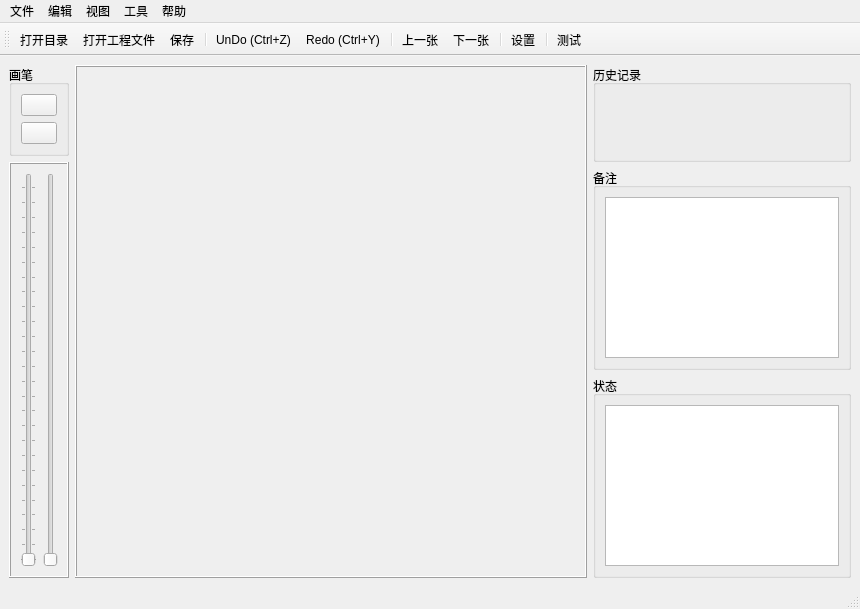
Before: the Qt Designer form src/MaskGenerator.ui in shih325/MaskGenerator, drawn with Qt 5.
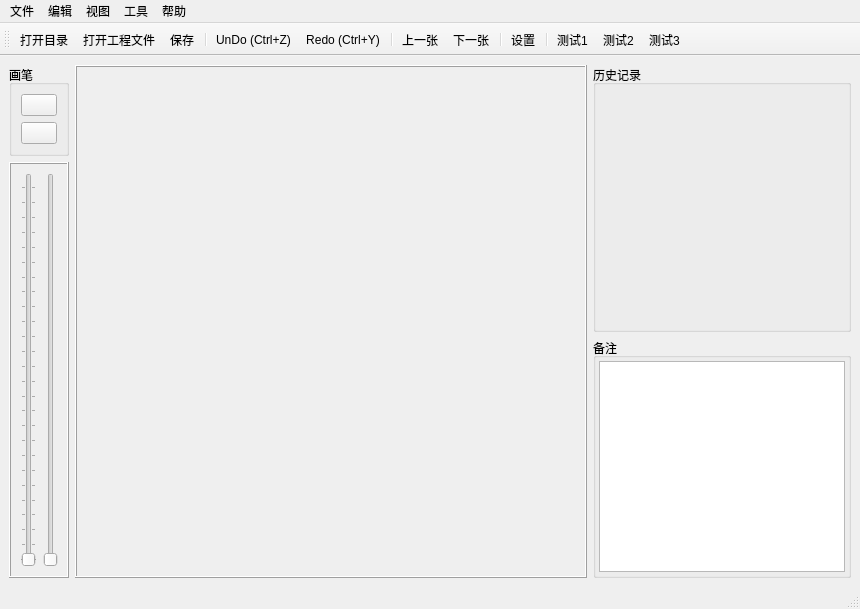
After: the same form once the commit is applied. Icons and pictures are not drawn.

Commit message: history view working

Diff of the .ui file:
```diff
--- a/src/MaskGenerator.ui
+++ b/src/MaskGenerator.ui
@@ -55,39 +55,6 @@
       </layout>
      </widget>
     </item>
-    <item row="0" column="2" rowspan="2">
-     <widget class="QGroupBox" name="groupBox_history">
-      <property name="maximumSize">
-       <size>
-        <width>420</width>
-        <height>16777215</height>
-       </size>
-      </property>
-      <property name="title">
-       <string>历史记录</string>
-      </property>
-      <layout class="QGridLayout" name="gridLayout_3">
-       <property name="leftMargin">
-        <number>1</number>
-       </property>
-       <property name="topMargin">
-        <number>4</number>
-       </property>
-       <property name="rightMargin">
-        <number>1</number>
-       </property>
-       <property name="bottomMargin">
-        <number>1</number>
-       </property>
-       <property name="spacing">
-        <number>0</number>
-       </property>
-       <item row="0" column="0">
-        <layout class="QGridLayout" name="historyLayout"/>
-       </item>
-      </layout>
-     </widget>
-    </item>
     <item row="1" column="0" rowspan="3">
      <widget class="QFrame" name="frame">
       <property name="maximumSize">
@@ -144,42 +111,6 @@
       </layout>
      </widget>
     </item>
-    <item row="3" column="2">
-     <widget class="QGroupBox" name="groupBox_3">
-      <property name="maximumSize">
-       <size>
-        <width>420</width>
-        <height>16777215</height>
-       </size>
-      </property>
-      <property name="title">
-       <string>状态</string>
-      </property>
-      <layout class="QGridLayout" name="gridLayout_2">
-       <item row="0" column="0">
-        <widget class="QTextEdit" name="textEdit_state"/>
-       </item>
-      </layout>
-     </widget>
-    </item>
-    <item row="2" column="2">
-     <widget class="QGroupBox" name="groupBox_4">
-      <property name="maximumSize">
-       <size>
-        <width>420</width>
-        <height>16777215</height>
-       </size>
-      </property>
-      <property name="title">
-       <string>备注</string>
-      </property>
-      <layout class="QGridLayout" name="gridLayout">
-       <item row="0" column="0">
-        <widget class="QTextEdit" name="textEdit_label"/>
-       </item>
-      </layout>
-     </widget>
-    </item>
     <item row="0" column="0">
      <widget class="QGroupBox" name="groupBox">
       <property name="minimumSize">
@@ -253,6 +184,72 @@
       </layout>
      </widget>
     </item>
+    <item row="3" column="2">
+     <widget class="QGroupBox" name="groupBox_4">
+      <property name="maximumSize">
+       <size>
+        <width>420</width>
+        <height>240</height>
+       </size>
+      </property>
+      <property name="title">
+       <string>备注</string>
+      </property>
+      <layout class="QGridLayout" name="gridLayout">
+       <property name="leftMargin">
+        <number>3</number>
+       </property>
+       <property name="topMargin">
+        <number>3</number>
+       </property>
+       <property name="rightMargin">
+        <number>3</number>
+       </property>
+       <property name="bottomMargin">
+        <number>3</number>
+       </property>
+       <property name="verticalSpacing">
+        <number>0</number>
+       </property>
+       <item row="0" column="0">
+        <widget class="QTextEdit" name="textEdit_label"/>
+       </item>
+      </layout>
+     </widget>
+    </item>
+    <item row="0" column="2" rowspan="3">
+     <widget class="QGroupBox" name="groupBox_history">
+      <property name="maximumSize">
+       <size>
+        <width>420</width>
+        <height>16777215</height>
+       </size>
+      </property>
+      <property name="title">
+       <string>历史记录</string>
+      </property>
+      <layout class="QGridLayout" name="gridLayout_3">
+       <property name="leftMargin">
+        <number>3</number>
+       </property>
+       <property name="topMargin">
+        <number>3</number>
+       </property>
+       <property name="rightMargin">
+        <number>3</number>
+       </property>
+       <property name="bottomMargin">
+        <number>3</number>
+       </property>
+       <property name="spacing">
+        <number>0</number>
+       </property>
+       <item row="0" column="0">
+        <layout class="QGridLayout" name="historyLayout"/>
+       </item>
+      </layout>
+     </widget>
+    </item>
    </layout>
   </widget>
   <widget class="QMenuBar" name="menubar">
@@ -285,7 +282,9 @@
     </property>
     <addaction name="action_help"/>
     <addaction name="action_about"/>
-    <addaction name="action_test"/>
+    <addaction name="action_test_1"/>
+    <addaction name="action_test_2"/>
+    <addaction name="action_test_3"/>
    </widget>
    <widget class="QMenu" name="menu_3">
     <property name="title">
@@ -341,7 +340,9 @@
    <addaction name="separator"/>
    <addaction name="action_settings"/>
    <addaction name="separator"/>
-   <addaction name="action_test"/>
+   <addaction name="action_test_1"/>
+   <addaction name="action_test_2"/>
+   <addaction name="action_test_3"/>
   </widget>
   <action name="action_open_folder">
    <property name="icon">
@@ -466,13 +467,31 @@
     <string>关于</string>
    </property>
   </action>
-  <action name="action_test">
+  <action name="action_test_1">
    <property name="icon">
     <iconset resource="MaskGenerator.qrc">
-     <normaloff>:/MaskGenerator/resource/test.ico</normaloff>:/MaskGenerator/resource/test.ico</iconset>
+     <normaloff>:/MaskGenerator/resource/one.ico</normaloff>:/MaskGenerator/resource/one.ico</iconset>
    </property>
    <property name="text">
-    <string>测试</string>
+    <string>测试1</string>
+   </property>
+  </action>
+  <action name="action_test_2">
+   <property name="icon">
+    <iconset resource="MaskGenerator.qrc">
+     <normaloff>:/MaskGenerator/resource/two.ico</normaloff>:/MaskGenerator/resource/two.ico</iconset>
+   </property>
+   <property name="text">
+    <string>测试2</string>
+   </property>
+  </action>
+  <action name="action_test_3">
+   <property name="icon">
+    <iconset resource="MaskGenerator.qrc">
+     <normaloff>:/MaskGenerator/resource/three.ico</normaloff>:/MaskGenerator/resource/three.ico</iconset>
+   </property>
+   <property name="text">
+    <string>测试3</string>
    </property>
   </action>
  </widget>
```
Left out of the diff: 40 changed lines with no effect on the pictures. The commit also changes 13 other files.
